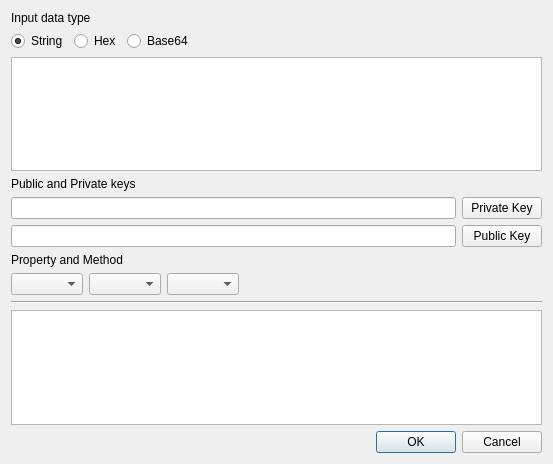
Old version of the form BerViewer/rsa_enc_dec_dlg.ui in the repository jykim74/BerEditor.
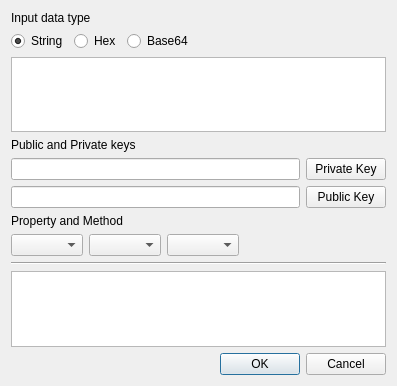
New version of the form.

The edit to the form file:
```diff
--- a/BerViewer/rsa_enc_dec_dlg.ui
+++ b/BerViewer/rsa_enc_dec_dlg.ui
@@ -6,8 +6,8 @@
    <rect>
     <x>0</x>
     <y>0</y>
-    <width>553</width>
-    <height>464</height>
+    <width>397</width>
+    <height>386</height>
    </rect>
   </property>
   <property name="windowTitle">
```
